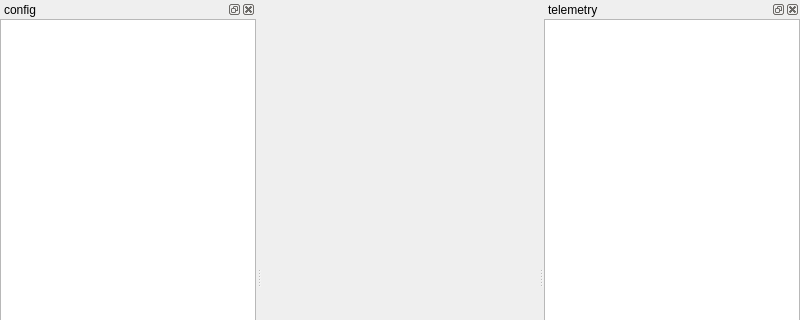
First picture: the form in tools/tview_main_window.ui, repository mjbots/quad, before the edit; both pictures show x 0 to 800 and y 0 to 320 of the 800 by 600 pixel window.
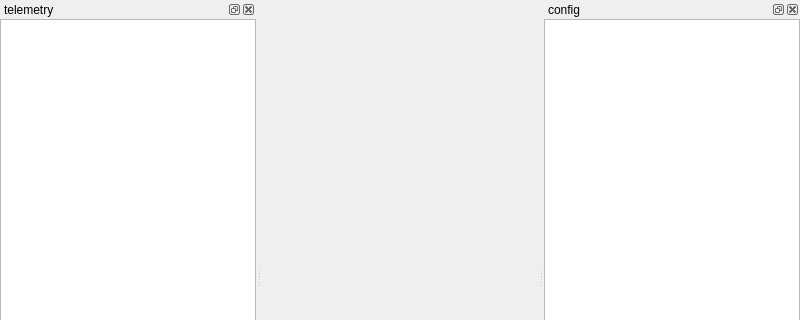
Second picture: the form after the edit.

Commit message: tview.py: Enough fixes that it starts and populates the full telemetry hierarchy with names.

What changed in the file:
```diff
--- a/tools/tview_main_window.ui
+++ b/tools/tview_main_window.ui
@@ -39,7 +39,7 @@
   </widget>
   <widget class="QDockWidget" name="configDock">
    <property name="windowTitle">
-    <string>telemetry</string>
+    <string>config</string>
    </property>
    <attribute name="dockWidgetArea">
     <number>2</number>
@@ -66,7 +66,7 @@
   </widget>
   <widget class="QDockWidget" name="telemetryDock">
    <property name="windowTitle">
-    <string>config</string>
+    <string>telemetry</string>
    </property>
    <attribute name="dockWidgetArea">
     <number>1</number>
```
The commit also changes 1 other file.
